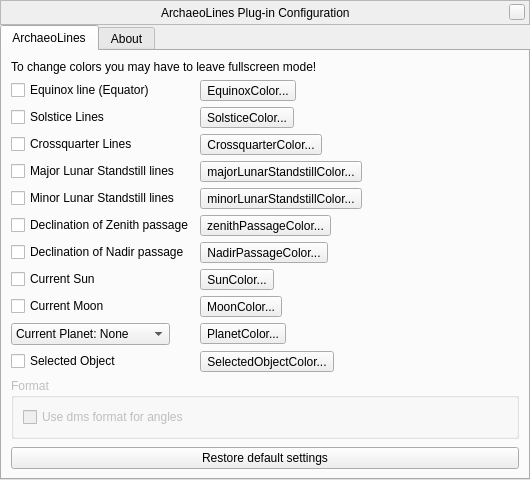
The window that plugins/ArchaeoLines/src/gui/archaeoLinesDialog.ui (519984307/stellarium_src) describes before a commit, drawn with Qt 5.
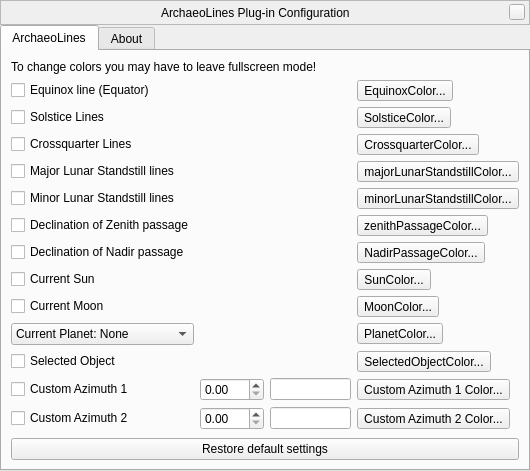
The same window after the commit. Custom widgets are drawn as their Qt base class.

Commit message: ArchaeoLines: Added NOTIFY signals, and added two custom azimuth lines

```diff
--- a/plugins/ArchaeoLines/src/gui/archaeoLinesDialog.ui
+++ b/plugins/ArchaeoLines/src/gui/archaeoLinesDialog.ui
@@ -153,46 +153,8 @@
         </widget>
        </item>
        <item>
-        <layout class="QFormLayout" name="formLayout">
-         <property name="fieldGrowthPolicy">
-          <enum>QFormLayout::AllNonFixedFieldsGrow</enum>
-         </property>
-         <item row="0" column="0">
-          <widget class="QCheckBox" name="equinoxCheckBox">
-           <property name="text">
-            <string>Equinox line (Equator)</string>
-           </property>
-          </widget>
-         </item>
-         <item row="0" column="1">
-          <widget class="QToolButton" name="equinoxColorToolButton">
-           <property name="text">
-            <string notr="true">EquinoxColor...</string>
-           </property>
-          </widget>
-         </item>
-         <item row="1" column="0">
-          <widget class="QCheckBox" name="solsticesCheckBox">
-           <property name="text">
-            <string>Solstice Lines</string>
-           </property>
-          </widget>
-         </item>
-         <item row="1" column="1">
-          <widget class="QToolButton" name="solsticesColorToolButton">
-           <property name="text">
-            <string notr="true">SolsticeColor...</string>
-           </property>
-          </widget>
-         </item>
-         <item row="2" column="0">
-          <widget class="QCheckBox" name="crossquarterCheckBox">
-           <property name="text">
-            <string>Crossquarter Lines</string>
-           </property>
-          </widget>
-         </item>
-         <item row="2" column="1">
+        <layout class="QGridLayout" name="gridLayout">
+         <item row="2" column="3">
           <widget class="QToolButton" name="crossquarterColorToolButton">
            <property name="toolTip">
             <string>Change color</string>
@@ -202,62 +164,27 @@
            </property>
           </widget>
          </item>
-         <item row="3" column="0">
-          <widget class="QCheckBox" name="majorStandstillCheckBox">
+         <item row="10" column="0">
+          <widget class="QCheckBox" name="selectedObjectCheckBox">
            <property name="text">
-            <string>Major Lunar Standstill lines</string>
+            <string>Selected Object</string>
            </property>
           </widget>
          </item>
-         <item row="3" column="1">
+         <item row="3" column="3">
           <widget class="QToolButton" name="majorStandstillColorToolButton">
            <property name="text">
             <string notr="true">majorLunarStandstillColor...</string>
            </property>
           </widget>
          </item>
-         <item row="4" column="0">
-          <widget class="QCheckBox" name="minorStandstillCheckBox">
-           <property name="text">
-            <string>Minor Lunar Standstill lines</string>
-           </property>
-          </widget>
-         </item>
-         <item row="4" column="1">
+         <item row="4" column="3">
           <widget class="QToolButton" name="minorStandstillColorToolButton">
            <property name="text">
             <string notr="true">minorLunarStandstillColor...</string>
            </property>
           </widget>
          </item>
-         <item row="5" column="0">
-          <widget class="QCheckBox" name="zenithPassageCheckBox">
-           <property name="text">
-            <string>Declination of Zenith passage</string>
-           </property>
-          </widget>
-         </item>
-         <item row="5" column="1">
-          <widget class="QToolButton" name="zenithPassageColorToolButton">
-           <property name="text">
-            <string notr="true">zenithPassageColor...</string>
-           </property>
-          </widget>
-         </item>
-         <item row="6" column="0">
-          <widget class="QCheckBox" name="nadirPassageCheckBox">
-           <property name="text">
-            <string>Declination of Nadir passage</string>
-           </property>
-          </widget>
-         </item>
-         <item row="6" column="1">
-          <widget class="QToolButton" name="nadirPassageColorToolButton">
-           <property name="text">
-            <string notr="true">NadirPassageColor...</string>
-           </property>
-          </widget>
-         </item>
          <item row="7" column="0">
           <widget class="QCheckBox" name="currentSunCheckBox">
            <property name="text">
@@ -265,24 +192,10 @@
            </property>
           </widget>
          </item>
-         <item row="7" column="1">
-          <widget class="QToolButton" name="currentSunColorToolButton">
+         <item row="6" column="0">
+          <widget class="QCheckBox" name="nadirPassageCheckBox">
            <property name="text">
-            <string notr="true">SunColor...</string>
-           </property>
-          </widget>
-         </item>
-         <item row="8" column="0">
-          <widget class="QCheckBox" name="currentMoonCheckBox">
-           <property name="text">
-            <string>Current Moon</string>
-           </property>
-          </widget>
-         </item>
-         <item row="8" column="1">
-          <widget class="QToolButton" name="currentMoonColorToolButton">
-           <property name="text">
-            <string notr="true">MoonColor...</string>
+            <string>Declination of Nadir passage</string>
            </property>
           </widget>
          </item>
@@ -335,51 +248,169 @@
            </item>
           </widget>
          </item>
-         <item row="9" column="1">
+         <item row="4" column="0">
+          <widget class="QCheckBox" name="minorStandstillCheckBox">
+           <property name="text">
+            <string>Minor Lunar Standstill lines</string>
+           </property>
+          </widget>
+         </item>
+         <item row="11" column="1">
+          <widget class="QDoubleSpinBox" name="customAzimuth1DoubleSpinBox">
+           <property name="maximum">
+            <double>359.990000000000009</double>
+           </property>
+          </widget>
+         </item>
+         <item row="12" column="1">
+          <widget class="QDoubleSpinBox" name="customAzimuth2DoubleSpinBox">
+           <property name="maximum">
+            <double>359.990000000000009</double>
+           </property>
+          </widget>
+         </item>
+         <item row="12" column="3">
+          <widget class="QToolButton" name="customAzimuth2ColorToolButton">
+           <property name="text">
+            <string>Custom Azimuth 2 Color...</string>
+           </property>
+          </widget>
+         </item>
+         <item row="11" column="0">
+          <widget class="QCheckBox" name="customAzimuth1CheckBox">
+           <property name="text">
+            <string>Custom Azimuth 1</string>
+           </property>
+          </widget>
+         </item>
+         <item row="12" column="0">
+          <widget class="QCheckBox" name="customAzimuth2CheckBox">
+           <property name="text">
+            <string>Custom Azimuth 2</string>
+           </property>
+          </widget>
+         </item>
+         <item row="11" column="3">
+          <widget class="QToolButton" name="customAzimuth1ColorToolButton">
+           <property name="text">
+            <string>Custom Azimuth 1 Color...</string>
+           </property>
+          </widget>
+         </item>
+         <item row="11" column="2">
+          <widget class="QLineEdit" name="customAzimuth1LineEdit">
+           <property name="toolTip">
+            <string>Enter a label for this line</string>
+           </property>
+          </widget>
+         </item>
+         <item row="12" column="2">
+          <widget class="QLineEdit" name="customAzimuth2LineEdit">
+           <property name="toolTip">
+            <string>Enter a label for this line</string>
+           </property>
+          </widget>
+         </item>
+         <item row="1" column="3">
+          <widget class="QToolButton" name="solsticesColorToolButton">
+           <property name="text">
+            <string notr="true">SolsticeColor...</string>
+           </property>
+          </widget>
+         </item>
+         <item row="1" column="0">
+          <widget class="QCheckBox" name="solsticesCheckBox">
+           <property name="text">
+            <string>Solstice Lines</string>
+           </property>
+          </widget>
+         </item>
+         <item row="9" column="3">
           <widget class="QToolButton" name="currentPlanetColorToolButton">
            <property name="text">
             <string notr="true">PlanetColor...</string>
            </property>
           </widget>
          </item>
-         <item row="10" column="0">
-          <widget class="QCheckBox" name="selectedObjectCheckBox">
+         <item row="6" column="3">
+          <widget class="QToolButton" name="nadirPassageColorToolButton">
            <property name="text">
-            <string>Selected Object</string>
+            <string notr="true">NadirPassageColor...</string>
            </property>
           </widget>
          </item>
-         <item row="10" column="1">
+         <item row="8" column="3">
+          <widget class="QToolButton" name="currentMoonColorToolButton">
+           <property name="text">
+            <string notr="true">MoonColor...</string>
+           </property>
+          </widget>
+         </item>
+         <item row="8" column="0">
+          <widget class="QCheckBox" name="currentMoonCheckBox">
+           <property name="text">
+            <string>Current Moon</string>
+           </property>
+          </widget>
+         </item>
+         <item row="10" column="3">
           <widget class="QToolButton" name="selectedObjectColorToolButton">
            <property name="text">
             <string notr="true">SelectedObjectColor...</string>
            </property>
           </widget>
          </item>
+         <item row="5" column="3">
+          <widget class="QToolButton" name="zenithPassageColorToolButton">
+           <property name="text">
+            <string notr="true">zenithPassageColor...</string>
+           </property>
+          </widget>
+         </item>
+         <item row="7" column="3">
+          <widget class="QToolButton" name="currentSunColorToolButton">
+           <property name="text">
+            <string notr="true">SunColor...</string>
+           </property>
+          </widget>
+         </item>
+         <item row="5" column="0">
+          <widget class="QCheckBox" name="zenithPassageCheckBox">
+           <property name="text">
+            <string>Declination of Zenith passage</string>
+           </property>
+          </widget>
+         </item>
+         <item row="2" column="0">
+          <widget class="QCheckBox" name="crossquarterCheckBox">
+           <property name="text">
+            <string>Crossquarter Lines</string>
+           </property>
+          </widget>
+         </item>
+         <item row="3" column="0">
+          <widget class="QCheckBox" name="majorStandstillCheckBox">
+           <property name="text">
+            <string>Major Lunar Standstill lines</string>
+           </property>
+          </widget>
+         </item>
+         <item row="0" column="3">
+          <widget class="QToolButton" name="equinoxColorToolButton">
+           <property name="text">
+            <string notr="true">EquinoxColor...</string>
+           </property>
+          </widget>
+         </item>
+         <item row="0" column="0">
+          <widget class="QCheckBox" name="equinoxCheckBox">
+           <property name="text">
+            <string>Equinox line (Equator)</string>
+           </property>
+          </widget>
+         </item>
         </layout>
        </item>
-       <item>
-        <widget class="QGroupBox" name="formatDisplayBox">
-         <property name="enabled">
-          <bool>false</bool>
-         </property>
-         <property name="title">
-          <string>Format</string>
-         </property>
-         <property name="flat">
-          <bool>true</bool>
-         </property>
-         <layout class="QGridLayout" name="gridLayout_3">
-          <item row="0" column="0">
-           <widget class="QCheckBox" name="useDmsFormatCheckBox">
-            <property name="text">
-             <string>Use dms format for angles</string>
-            </property>
-           </widget>
-          </item>
-         </layout>
-        </widget>
-       </item>
        <item>
         <spacer name="verticalSpacer_3">
          <property name="orientation">
```
The commit also changes 5 other files.
